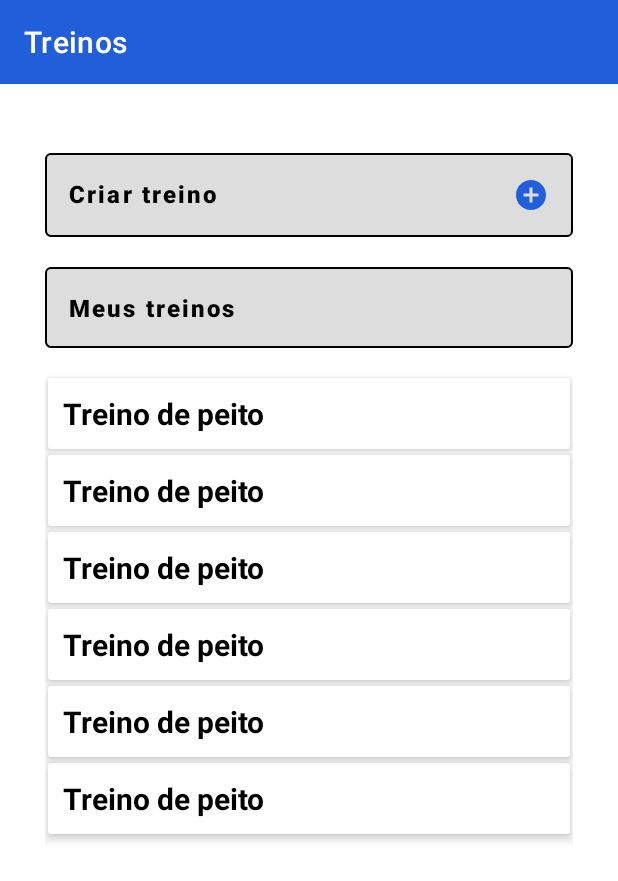
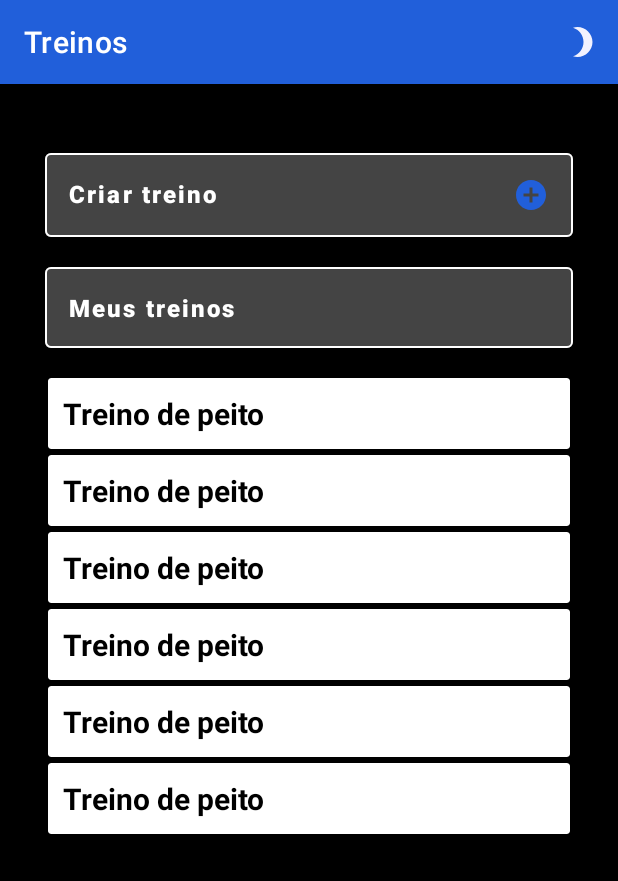
Before and after one commit to EduardoCarvalhoo/training_app, an Android app: the layout activity_home.xml on its own in the app's theme, with its tools: preview values and no code run, on a phone screen of 412 x 824 dp. Shown: the top 881 px of the screen. Run offline under Robolectric (Android 15) with nearby library versions, the phone set to English and light mode, and no system bars.

Commit message:
feat: adding dark theme

```diff
--- a/app/src/main/java/com/example/training/presentation/ui/training/TrainingCreationActivity.kt
+++ b/app/src/main/java/com/example/training/presentation/ui/training/TrainingCreationActivity.kt
@@ -2,10 +2,7 @@ package com.example.training.presentation.ui.training
 
 import android.content.Intent
 import android.os.Bundle
-import android.util.Log
-import android.view.MenuItem
 import androidx.appcompat.app.AppCompatActivity
-import androidx.appcompat.view.menu.MenuView.ItemView
 import com.example.training.domain.model.Exercise
 import com.example.training.domain.model.Training
 import com.example.training.presentation.ui.exercises.ExercisesActivity
@@ -70,6 +67,7 @@ class TrainingCreationActivity : AppCompatActivity() {
     }
 
     private fun registerTraining() {
+        binding.trainingCreationFieldEditText.requestFocus()
         binding.trainingCreationButton.setOnClickListener {
             val randomNumber = Random.nextInt(MAXIMUM_RANDOM_NUMBER)
             val typeOfTraining = binding.trainingCreationFieldEditText.text.toString()
--- /dev/null
+++ b/app/src/main/res/drawable/ic_moon.xml
@@ -0,0 +1,9 @@
+<vector xmlns:android="http://schemas.android.com/apk/res/android"
+    android:width="24dp"
+    android:height="24dp"
+    android:viewportWidth="48"
+    android:viewportHeight="48">
+    <path
+        android:pathData="M18.000000,4.000000c-2.100000,0.000000 -4.100000,0.300000 -6.000000,0.900000C20.100000,7.500000 26.000000,15.000000 26.000000,24.000000s-5.900000,16.500000 -14.000000,19.100000c1.900000,0.600000 3.900000,0.900000 6.000000,0.900000c11.000000,0.000000 20.000000,-9.000000 20.000000,-20.000000S29.000000,4.000000 18.000000,4.000000z"
+        android:fillColor="#FFF2F2FF"/>
+</vector>
--- /dev/null
+++ b/app/src/main/res/drawable/ic_sun.xml
@@ -0,0 +1,3 @@
+<vector xmlns:android="http://schemas.android.com/apk/res/android" android:width="24dp" android:height="24dp" android:viewportWidth="24" android:viewportHeight="24">
+    <path android:fillColor="#FFFFC107" android:pathData="M6.76 4.84l-1.8-1.79-1.42 1.41 1.79 1.8zm10.45-1.79l-1.8 1.79 1.41 1.42 1.8-1.8zM12 4V1h-1v3zm5 8h3v-1h-3zm-1.41 6.59l1.8 1.8 1.41-1.41-1.79-1.8zm-10.45 1.8l1.8-1.8-1.41-1.42-1.8 1.8zM12 23v-3h-1v3zm8-11a8 8 0 1 1-8-8 8 8 0 0 1 8 8zm-8 6a6 6 0 1 0-6-6 6 6 0 0 0 6 6z"/>
+</vector>
--- a/app/src/main/res/layout/activity_execution_exercise.xml
+++ b/app/src/main/res/layout/activity_execution_exercise.xml
@@ -10,7 +10,7 @@
         android:id="@+id/execution_exercise_toolbar"
         android:layout_width="match_parent"
         android:layout_height="?attr/actionBarSize"
-        android:background="#215FDA"
+        android:background="?attr/colorPrimary"
         app:titleTextColor="@color/white"
         app:layout_constraintEnd_toEndOf="parent"
         app:layout_constraintStart_toStartOf="parent"
--- a/app/src/main/res/layout/activity_exercises.xml
+++ b/app/src/main/res/layout/activity_exercises.xml
@@ -4,14 +4,14 @@
     xmlns:tools="http://schemas.android.com/tools"
     android:layout_width="match_parent"
     android:layout_height="match_parent"
-    android:background="@color/white"
+    android:background="?attr/colorBackground"
     tools:context="com.example.training.presentation.ui.exercises.ExercisesActivity">
 
     <androidx.appcompat.widget.Toolbar
         android:id="@+id/exercises_toolbar"
         android:layout_width="match_parent"
         android:layout_height="?attr/actionBarSize"
-        android:background="#215FDA"
+        android:background="?attr/colorPrimary"
         app:titleTextColor="@color/white"
         app:layout_constraintEnd_toEndOf="parent"
         app:layout_constraintStart_toStartOf="parent"
--- a/app/src/main/res/layout/activity_home.xml
+++ b/app/src/main/res/layout/activity_home.xml
@@ -4,35 +4,44 @@
     xmlns:tools="http://schemas.android.com/tools"
     android:layout_width="match_parent"
     android:layout_height="match_parent"
-    android:background="@color/white"
+    android:background="?attr/colorBackground"
     tools:context="com.example.training.presentation.ui.home.HomeActivity">
 
     <androidx.appcompat.widget.Toolbar
         android:id="@+id/home_toolbar"
         android:layout_width="match_parent"
         android:layout_height="?attr/actionBarSize"
-        android:background="#215FDA"
+        android:background="?attr/colorPrimary"
         app:layout_constraintEnd_toEndOf="parent"
         app:layout_constraintStart_toStartOf="parent"
         app:layout_constraintTop_toTopOf="parent"
         app:title="@string/home_title_text"
-        app:titleTextColor="@color/white" />
+        app:titleTextColor="?attr/colorOnPrimary">
 
+        <ImageButton
+            android:id="@+id/theme_toggle_button"
+            android:layout_width="48dp"
+            android:layout_height="48dp"
+            android:layout_gravity="end|center_vertical"
+            android:background="@android:color/transparent"
+            android:src="@drawable/ic_moon"
+            android:contentDescription="@string/theme_toggle_desc" />
+    </androidx.appcompat.widget.Toolbar>
     <Button
         android:id="@+id/home_create_add_button"
         style="@style/Widget.MaterialComponents.Button.OutlinedButton"
         android:layout_width="0dp"
         android:layout_height="wrap_content"
         android:layout_marginTop="40dp"
-        android:backgroundTint="#DDDDDD"
-        app:strokeColor="@color/black"
+        android:backgroundTint="?attr/colorButtonBackground"
+        app:strokeColor="?attr/colorOnBackground"
         app:strokeWidth="1dp"
         android:drawableEnd="@drawable/ic_add_circle"
         android:gravity="start"
         android:padding="16dp"
         android:text="@string/home_create_text"
         android:textAllCaps="false"
-        android:textColor="@color/black"
+        android:textColor="?attr/colorOnBackground"
         android:textSize="16sp"
         android:textStyle="bold"
         app:layout_constraintEnd_toEndOf="@id/home_end_guideline"
@@ -45,14 +54,14 @@
         android:layout_width="0dp"
         android:layout_height="wrap_content"
         android:layout_marginTop="8dp"
-        android:backgroundTint="#DDDDDD"
+        android:backgroundTint="?attr/colorButtonBackground"
         android:gravity="start"
         android:padding="16dp"
-        app:strokeColor="@color/black"
+        app:strokeColor="?attr/colorOnBackground"
         app:strokeWidth="1dp"
         android:text="@string/home_list_text"
         android:textAllCaps="false"
-        android:textColor="@color/black"
+        android:textColor="?attr/colorOnBackground"
         android:textSize="16sp"
         android:textStyle="bold"
         app:layout_constraintEnd_toEndOf="@id/home_end_guideline"
@@ -79,7 +88,7 @@
         android:layout_width="0dp"
         android:layout_height="wrap_content"
         android:gravity="center"
-        android:textColor="@color/black"
+        android:textColor="?attr/colorOnBackground"
         android:textSize="16sp"
         android:textStyle="bold"
         android:visibility="gone"
--- a/app/src/main/res/layout/activity_training_details.xml
+++ b/app/src/main/res/layout/activity_training_details.xml
@@ -4,7 +4,7 @@
     xmlns:tools="http://schemas.android.com/tools"
     android:layout_width="match_parent"
     android:layout_height="match_parent"
-    android:background="@color/white"
+    android:background="?attr/colorBackground"
     tools:context="com.example.training.presentation.ui.details.TrainingDetailsActivity">
 
     <androidx.appcompat.widget.Toolbar
@@ -23,7 +23,7 @@
         android:layout_height="wrap_content"
         android:padding="12dp"
         android:text="@string/training_details_informative_text_view"
-        android:textColor="@color/black"
+        android:textColor="?attr/colorOnBackground"
         android:textSize="16sp"
         android:textStyle="bold"
         app:layout_constraintEnd_toEndOf="@id/training_details_end_guideline"
--- a/app/src/main/res/layout/activity_update_training.xml
+++ b/app/src/main/res/layout/activity_update_training.xml
@@ -4,14 +4,14 @@
     xmlns:tools="http://schemas.android.com/tools"
     android:layout_width="match_parent"
     android:layout_height="match_parent"
-    android:background="@color/white"
+    android:background="?attr/colorBackground"
     tools:context="com.example.training.presentation.ui.update.UpdateTrainingActivity">
 
     <androidx.appcompat.widget.Toolbar
         android:id="@+id/update_training_toolbar"
         android:layout_width="match_parent"
         android:layout_height="?attr/actionBarSize"
-        android:background="#215FDA"
+        android:background="?attr/colorPrimary"
         app:layout_constraintEnd_toEndOf="parent"
         app:layout_constraintStart_toStartOf="parent"
         app:layout_constraintTop_toTopOf="parent"
--- /dev/null
+++ b/app/src/main/res/values-night/colors.xml
@@ -0,0 +1,6 @@
+<resources>
+    <color name="black">#FF000000</color>
+    <color name="white">#FFFFFFFF</color>
+    <color name="button_background_dark">#444444</color>
+    <color name="text_on_dark">#FFFFFF</color>
+</resources>
--- a/app/src/main/res/values-night/themes.xml
+++ b/app/src/main/res/values-night/themes.xml
@@ -1,9 +1,12 @@
 <resources xmlns:tools="http://schemas.android.com/tools">
     <!-- Base application theme. -->
     <style name="Theme.Training" parent="Theme.MaterialComponents.DayNight.NoActionBar">
+        <item name="colorBackground">@color/black</item>
+        <item name="colorOnBackground">@color/white</item>
+        <item name="colorButtonBackground">@color/button_background_dark</item>
         <!-- Primary brand color. -->
-        <item name="colorPrimary">@color/purple_500</item>
-        <item name="colorPrimaryVariant">@color/purple_700</item>
+        <item name="colorPrimary">#215FDA</item>
+        <item name="colorPrimaryVariant">@color/black</item>
         <item name="colorOnPrimary">@color/white</item>
         <!-- Secondary brand color. -->
         <item name="colorSecondary">@color/teal_200</item>
@@ -12,5 +15,7 @@
         <!-- Status bar color. -->
         <item name="android:statusBarColor">?attr/colorPrimaryVariant</item>
         <!-- Customize your theme here. -->
+        <item name="android:textColorPrimary">@color/text_on_dark</item>
+        <item name="android:textColorSecondary">@color/text_on_dark</item>
     </style>
 </resources>
--- /dev/null
+++ b/app/src/main/res/values/attrs.xml
@@ -0,0 +1,5 @@
+<resources>
+    <attr name="colorBackground" format="reference|color" />
+    <attr name="colorOnBackground" format="reference|color" />
+    <attr name="colorButtonBackground" format="reference|color" />
+</resources>
--- a/app/src/main/res/values/colors.xml
+++ b/app/src/main/res/values/colors.xml
@@ -12,4 +12,6 @@
     <color name="greeny_blue">#57bbbc</color>
     <color name="steel_grey">#748383</color>
     <color name="beige">#ebe9d7</color>
+    <color name="button_background_dark">#444444</color>
+    <color name="text_on_dark">#FFFFFF</color>
 </resources>
--- a/app/src/main/res/values/strings.xml
+++ b/app/src/main/res/values/strings.xml
@@ -81,5 +81,6 @@
     <string name="alert_dialog_positive_message_text">Sim</string>
     <string name="alert_dialog_negative_message_text">Não</string>
     <string name="alert_dialog_continue_text">OK</string>
-
+    <string name="theme_toggle_desc">Alternar tema escuro/claro</string>
+    <string name="dark_mode">Modo Escuro</string>
 </resources>
--- a/app/src/main/res/values/themes.xml
+++ b/app/src/main/res/values/themes.xml
@@ -1,9 +1,12 @@
 <resources xmlns:tools="http://schemas.android.com/tools">
     <!-- Base application theme. -->
     <style name="Theme.Training" parent="Theme.MaterialComponents.DayNight.NoActionBar">
+        <item name="colorBackground">@color/white</item>
+        <item name="colorOnBackground">@color/black</item>
+        <item name="colorButtonBackground">#DDDDDD</item>
         <!-- Primary brand color. -->
-        <item name="colorPrimary">@color/purple_500</item>
-        <item name="colorPrimaryVariant">@color/purple_700</item>
+        <item name="colorPrimary">#215FDA</item>
+        <item name="colorPrimaryVariant">@color/black</item>
         <item name="colorOnPrimary">@color/white</item>
         <!-- Secondary brand color. -->
         <item name="colorSecondary">@color/teal_200</item>
@@ -12,5 +15,7 @@
         <!-- Status bar color. -->
         <item name="android:statusBarColor">?attr/colorPrimaryVariant</item>
         <!-- Customize your theme here. -->
+        <item name="android:textColorPrimary">@color/black</item>
+        <item name="android:textColorSecondary">@color/black</item>
     </style>
 </resources>
```
Also changed, not shown: app/src/main/java/com/example/training/presentation/ui/home/HomeActivity.kt (+29 -0 lines), app/src/main/java/com/example/training/utils/ThemeManager.kt (added, +30 -0 lines), app/src/main/res/layout/activity_training_creation.xml (+9 -8 lines), app/src/main/res/layout/item_remove_exercise.xml (+9 -9 lines), app/src/main/res/menu/menu_home.xml (added, +9 -0 lines).
